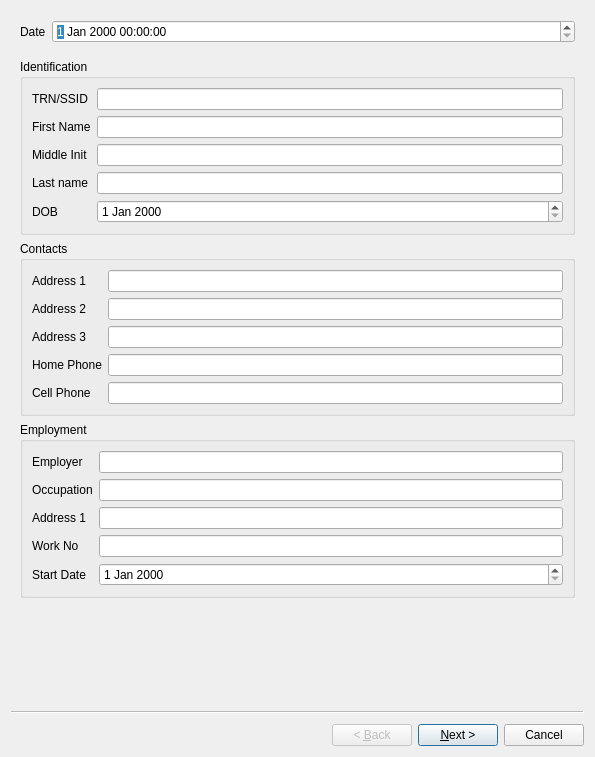
This is designer/applicant.ui in romwhyte/casheagle as Qt 5 draws it before an edit. The edited form follows.
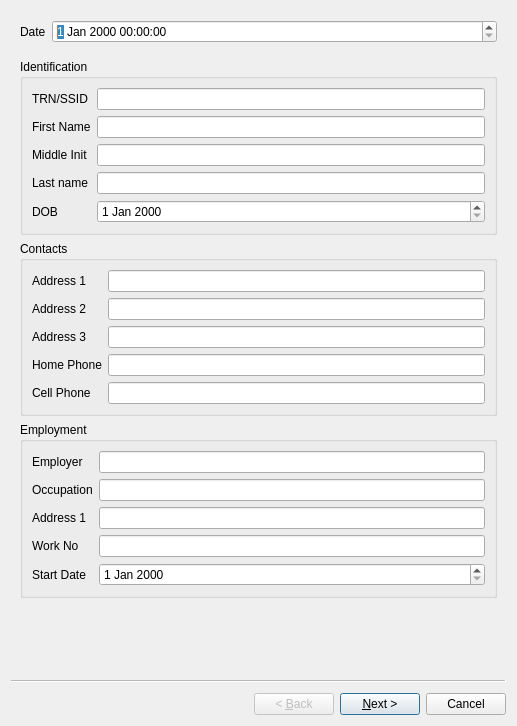
This is the edited form.

Diff of the .ui file:
```diff
--- a/designer/applicant.ui
+++ b/designer/applicant.ui
@@ -6,8 +6,8 @@
    <rect>
     <x>0</x>
     <y>0</y>
-    <width>595</width>
-    <height>757</height>
+    <width>517</width>
+    <height>726</height>
    </rect>
   </property>
   <property name="windowTitle">
```
Left out of the diff: 782 changed lines with no effect on the pictures.
